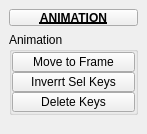
Qt form tentacle/ui/3/animation.ui (m3trik/tentacle) before a commit.
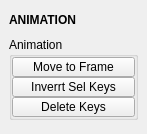
The same form after that commit. Custom widgets are drawn as their Qt base class.

Patch:
```diff
--- a/tentacle/ui/3/animation.ui
+++ b/tentacle/ui/3/animation.ui
@@ -40,32 +40,28 @@
   <widget class="QWidget" name="main_widget">
    <layout class="QVBoxLayout" name="verticalLayout_2">
     <item>
-     <widget class="PushButtonDraggable" name="draggable_header">
+     <widget class="Draggable_header" name="draggable_header">
       <property name="minimumSize">
        <size>
-        <width>19</width>
-        <height>17</height>
+        <width>0</width>
+        <height>22</height>
        </size>
       </property>
       <property name="maximumSize">
        <size>
-        <width>999</width>
-        <height>17</height>
+        <width>125</width>
+        <height>22</height>
        </size>
       </property>
       <property name="font">
        <font>
         <weight>75</weight>
         <bold>true</bold>
-        <underline>true</underline>
        </font>
       </property>
       <property name="text">
        <string>ANIMATION</string>
       </property>
-      <property name="checkable">
-       <bool>true</bool>
-      </property>
      </widget>
     </item>
     <item>
@@ -215,16 +211,16 @@
   </widget>
  </widget>
  <customwidgets>
-  <customwidget>
-   <class>PushButtonDraggable</class>
-   <extends>QPushButton</extends>
-   <header>widgets.pushbuttondraggable.h</header>
-  </customwidget>
   <customwidget>
    <class>PushButton</class>
    <extends>QPushButton</extends>
    <header>widgets.pushbutton.h</header>
   </customwidget>
+  <customwidget>
+   <class>Draggable_header</class>
+   <extends>QLabel</extends>
+   <header>draggable_header.h</header>
+  </customwidget>
  </customwidgets>
  <resources/>
  <connections/>
```
